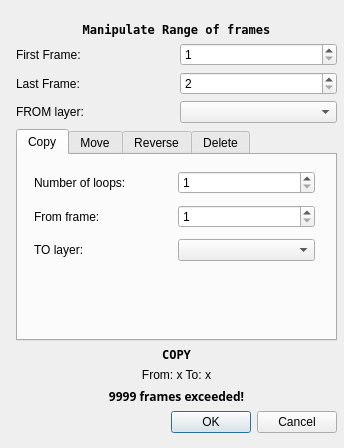
First picture: the form in core_lib/src/structure/copymultiplekeyframesdialog.ui, repository pencil2d/pencil, before the edit.
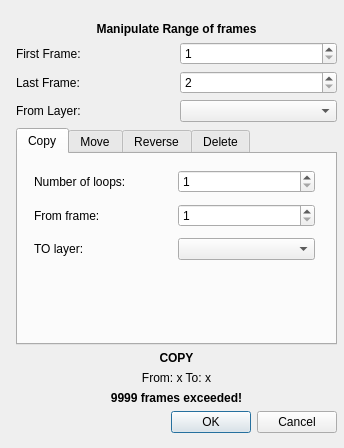
Second picture: the form after the edit.

What changed in the file:
```diff
--- a/core_lib/src/structure/copymultiplekeyframesdialog.ui
+++ b/core_lib/src/structure/copymultiplekeyframesdialog.ui
@@ -13,7 +13,7 @@
   <property name="windowTitle">
    <string>Dialog</string>
   </property>
-  <widget class="QWidget" name="">
+  <widget class="QWidget" name="layoutWidget">
    <property name="geometry">
     <rect>
      <x>16</x>
@@ -27,7 +27,6 @@
      <widget class="QLabel" name="labHeader">
       <property name="font">
        <font>
-        <family>DejaVu Sans Mono</family>
         <weight>75</weight>
         <bold>true</bold>
        </font>
@@ -87,7 +86,7 @@
       <item>
        <widget class="QLabel" name="labFromLayer">
         <property name="text">
-         <string>FROM layer:</string>
+         <string>From Layer:</string>
         </property>
        </widget>
       </item>
@@ -287,7 +286,6 @@
      <widget class="QLabel" name="labInfoAction">
       <property name="font">
        <font>
-        <family>DejaVu Sans Mono</family>
         <weight>75</weight>
         <bold>true</bold>
        </font>
@@ -314,9 +312,7 @@
      <widget class="QLabel" name="labWarning">
       <property name="font">
        <font>
-        <family>Sans</family>
         <weight>75</weight>
-        <italic>false</italic>
         <bold>true</bold>
        </font>
       </property>
```
Left out of the diff: 2 changed lines with no effect on the pictures.
